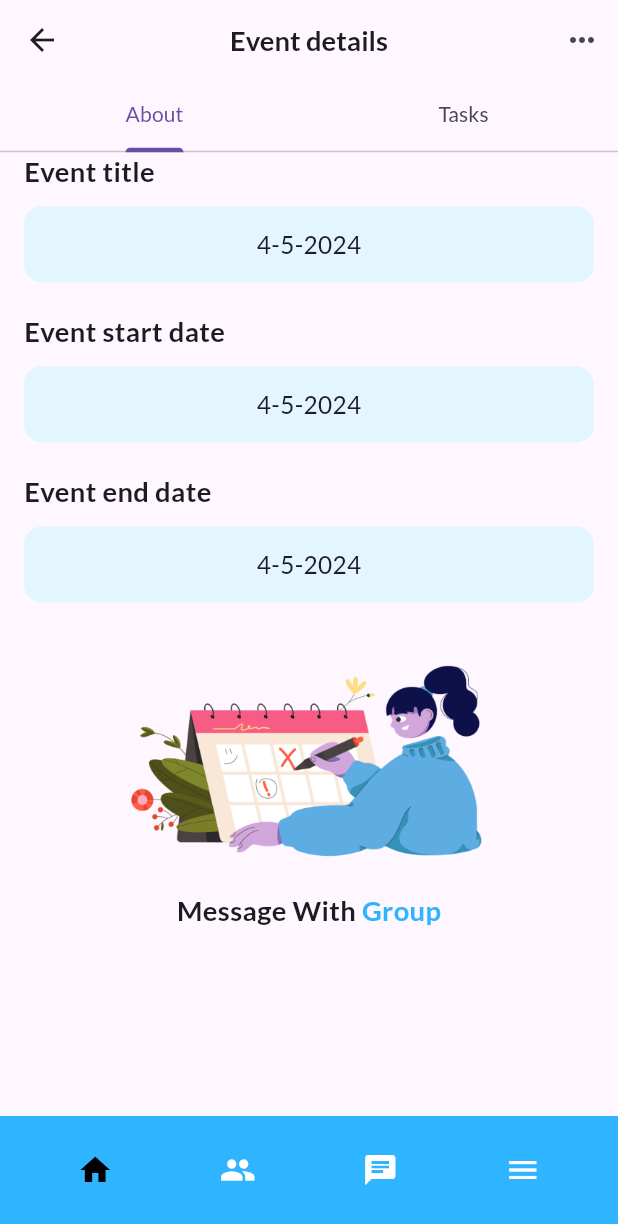
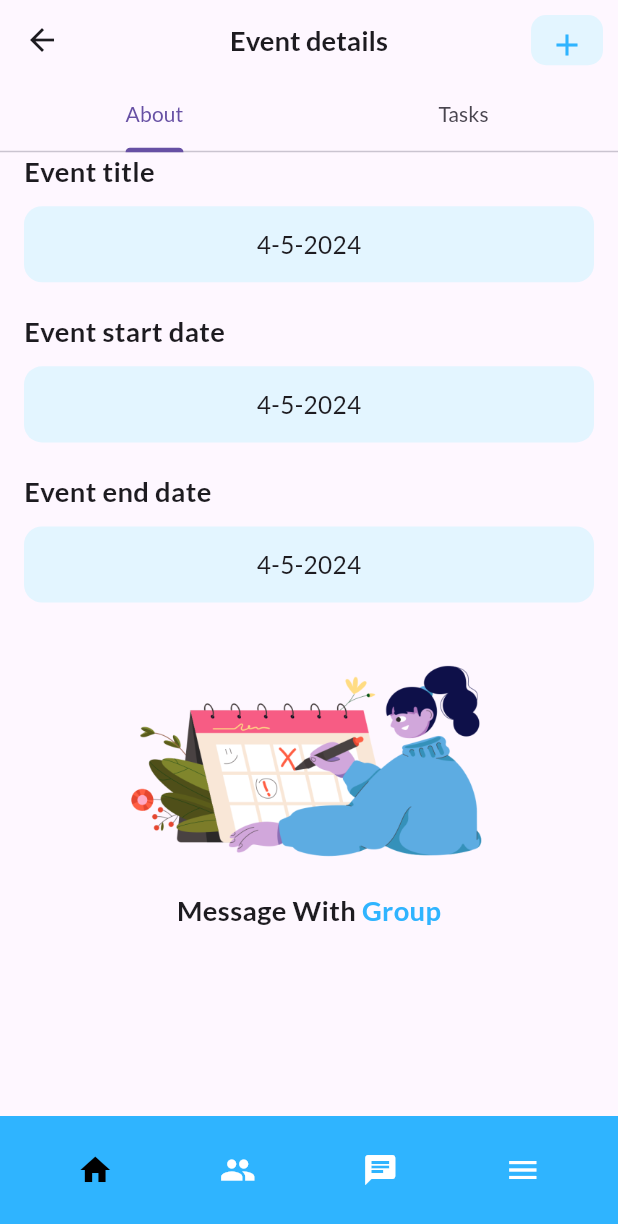
Before and after one commit to abdelrahman3003/Garherly, a Flutter app: the screen it shows after launch, on a phone screen of 412 x 824 dp. Shown: the top 1224 px of the screen. Run offline on Flutter 3.47's test engine with Material 3 defaults, Android fonts, the phone set to English and light mode, and no system bars; our stand-ins replace flutter_screenutil, get, google_fonts, image_picker; project files that could hold a hidden picture were left out.

Commit message:
change in theme button

```diff
--- a/lib/controller/button_navigator_bar_controller.dart
+++ b/lib/controller/button_navigator_bar_controller.dart
@@ -8,6 +8,7 @@ import 'package:get/get_state_manager/src/simple/get_controllers.dart';
 abstract class ButtonNavigatorBarController extends GetxController {
   changepage(int i);
   String appBarTilte();
+
 }
 
 class ButtonNavigatorBarControllerImp extends ButtonNavigatorBarController {
--- a/lib/core/constatnt/routApp.dart
+++ b/lib/core/constatnt/routApp.dart
@@ -3,6 +3,7 @@ import 'package:gatherly/view/auth/signup/signup_view.dart';
 import 'package:gatherly/view/event/join_event_view.dart';
 import 'package:gatherly/view/event/create_event.dart';
 import 'package:gatherly/view/homepage/buttom_navigator_bar.dart';
+import 'package:gatherly/view/homepage/widget/home/add_task_view.dart';
 import 'package:gatherly/view/homepage/widget/home/task_details.dart';
 
 import 'package:gatherly/view/splash/splash_view.dart';
@@ -18,6 +19,7 @@ const kJoinEventView = "/JoinEventView";
 const kCreateEvent = "/CreateEvent";
 const kBottomNavigationScreen = "/BottomNavigationScreen";
 const kTaskDetailsView = "/TaskDetailsView";
+const kAddTaskView = "/AddTaskView";
 
 const kHomeView = "/HomeView";
 List<GetPage<dynamic>>? getPages = [
@@ -29,4 +31,5 @@ List<GetPage<dynamic>>? getPages = [
   GetPage(name: kCreateEvent, page: () => const CreateEvent()),
   GetPage(name: "/", page: () => const BottomNavigationScreen()),
   GetPage(name: kTaskDetailsView, page: () => const TaskDetailsView()),
+  GetPage(name: kAddTaskView, page: () => const AddTaskView()),
 ];
--- a/lib/view/homepage/buttom_navigator_bar.dart
+++ b/lib/view/homepage/buttom_navigator_bar.dart
@@ -1,6 +1,8 @@
 import 'package:flutter/material.dart';
 import 'package:flutter_screenutil/flutter_screenutil.dart';
 import 'package:gatherly/controller/button_navigator_bar_controller.dart';
+import 'package:gatherly/core/constatnt/app_color.dart';
+import 'package:gatherly/core/constatnt/routApp.dart';
 import 'package:gatherly/view/homepage/widget/bottom_navigate/appButtonNavigarBar.dart';
 import 'package:gatherly/view/homepage/widget/bottom_navigate/costom_appbar.dart';
 import 'package:get/get.dart';
@@ -26,6 +28,20 @@ class BottomNavigationScreen extends StatelessWidget {
                         ])
                       : const PreferredSize(
                           preferredSize: Size.zero, child: SizedBox()),
+                  leading: Container(
+                    margin: const EdgeInsets.all(10),
+                    decoration: BoxDecoration(
+                        color: AppColor.third,
+                        borderRadius: BorderRadius.circular(10)),
+                    child: IconButton(
+                        onPressed: () {
+                          Get.toNamed(kAddTaskView);
+                        },
+                        icon: const Icon(
+                          Icons.add,
+                          color: AppColor.primary,
+                        )),
+                  ),
                 )),
             bottomNavigationBar: const AppBottomNavigatorBar(),
             // floatingActionButtonLocation: FloatingActionButtonLocation.centerDocked,
--- a/lib/view/homepage/widget/bottom_navigate/costom_appbar.dart
+++ b/lib/view/homepage/widget/bottom_navigate/costom_appbar.dart
@@ -2,9 +2,11 @@ import 'package:flutter/material.dart';
 import 'package:flutter_screenutil/flutter_screenutil.dart';
 
 class CustomAppBar extends StatelessWidget {
-  const CustomAppBar({super.key, required this.title, this.bottom});
+  const CustomAppBar(
+      {super.key, required this.title, this.bottom, this.leading});
   final String title;
   final PreferredSizeWidget? bottom;
+  final Widget? leading;
   @override
   Widget build(BuildContext context) {
     return AppBar(
@@ -16,12 +18,7 @@ class CustomAppBar extends StatelessWidget {
         leading: const Icon(
           Icons.arrow_back,
         ),
-        actions: [
-          IconButton(
-            onPressed: () {},
-            icon: const Icon(Icons.more_horiz),
-          ),
-        ],
+        actions: [leading ?? const SizedBox()],
         bottom: bottom);
   }
 }
--- a/lib/view/homepage/widget/home/task_details.dart
+++ b/lib/view/homepage/widget/home/task_details.dart
@@ -1,9 +1,7 @@
 import 'package:flutter/material.dart';
 import 'package:flutter_screenutil/flutter_screenutil.dart';
 import 'package:gatherly/controller/home/task_detals_controller.dart';
-import 'package:gatherly/core/constatnt/app_color.dart';
 import 'package:gatherly/view/homepage/widget/bottom_navigate/costom_appbar.dart';
-import 'package:gatherly/view/homepage/widget/home/checkbox_item.dart';
 import 'package:gatherly/view/homepage/widget/home/item_text_task_details.dart';
 import 'package:gatherly/view/homepage/widget/home/subtasks.dart';
 import 'package:get/get.dart';
```
Also changed, not shown: lib/controller/home/add_task_controller.dart (added, +9 -0 lines), lib/view/auth/signin/signin_view.dart (+4 -3 lines), lib/view/auth/signup/signup_view.dart (+5 -3 lines), lib/view/homepage/widget/home/add_task_view.dart (added, +117 -0 lines).
